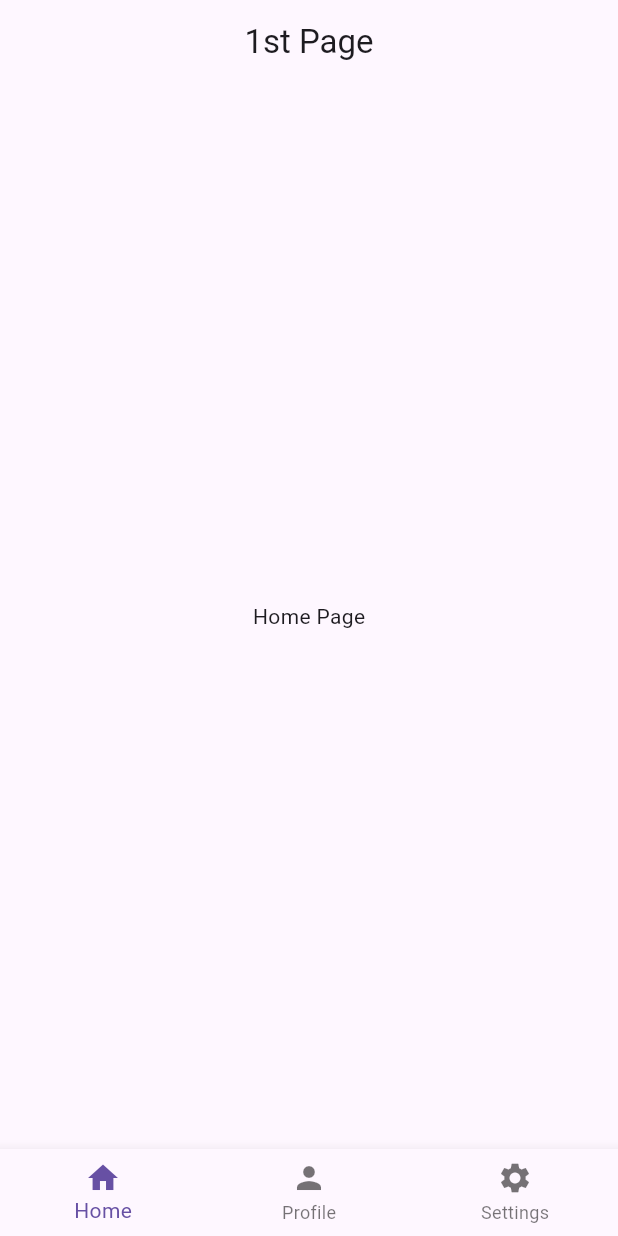
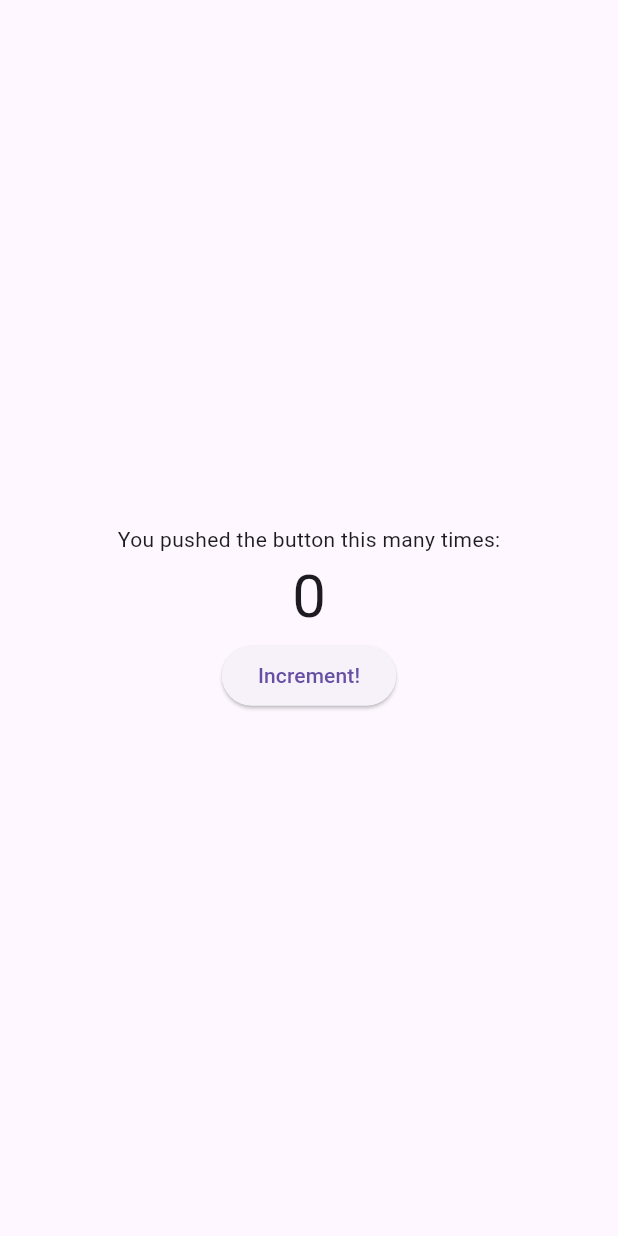
Before and after one commit to yficklis/beginner_flutter_projects, a Flutter app: the screen it shows after launch, on a phone screen of 412 x 824 dp. Run offline on Flutter 3.47's test engine with Material 3 defaults, Android fonts, the phone set to English and light mode, and no system bars.

```diff
--- a/lib/main.dart
+++ b/lib/main.dart
@@ -5,6 +5,7 @@ import 'package:beginner_course/pages/first_page.dart';
 import 'package:beginner_course/pages/home_page.dart';
 import 'package:beginner_course/pages/settings_page.dart';
 import 'package:beginner_course/pages/profile_page.dart';
+import 'package:beginner_course/pages/counter_page.dart';
 
 void main() {
   runApp(MyApp());
@@ -17,12 +18,13 @@ class MyApp extends StatelessWidget {
   Widget build(BuildContext context) {
     return MaterialApp(
       debugShowCheckedModeBanner: false,
-      home: FirstPage(),
+      home: CounterPage(),
       routes: {
         '/firstpage': (context) => FirstPage(),
         '/homepage': (context) => HomePage(),
         '/settingspage': (context) => SettingsPage(),
         '/profilepage': (context) => ProfilePage(),
+        '/counterpage': (context) => CounterPage(),
       },
     );
   }
--- /dev/null
+++ b/lib/pages/counter_page.dart
@@ -0,0 +1,49 @@
+import 'package:flutter/material.dart';
+
+class CounterPage extends StatefulWidget {
+  const CounterPage({super.key});
+
+  @override
+  State<CounterPage> createState() => _CounterPageState();
+}
+
+class _CounterPageState extends State<CounterPage> {
+  // variable
+  int _counter = 0;
+
+  // method
+  void _incrementCounter() {
+    // setstate rebuilds the widget
+    setState(() {
+      _counter++;
+    });
+  }
+
+  // UI (user interface)
+  @override
+  Widget build(BuildContext context) {
+    return Scaffold(
+      body: Center(
+        child: Column(
+          mainAxisAlignment: MainAxisAlignment.center,
+          children: [
+            // message
+            Text("You pushed the button this many times:"),
+
+            // counter value
+            Text(
+              _counter.toString(),
+              style: TextStyle(fontSize: 40),
+            ),
+
+            // button
+            ElevatedButton(
+              onPressed: _incrementCounter,
+              child: Text("Increment!"),
+            ),
+          ],
+        ),
+      ),
+    );
+  }
+}
```
